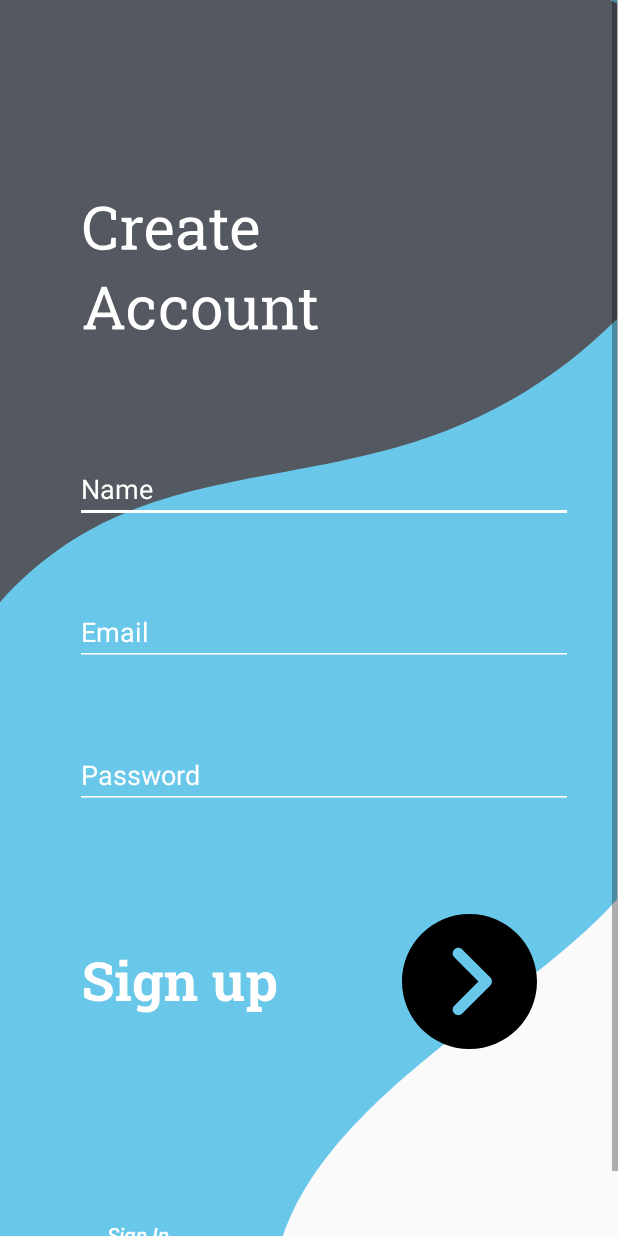
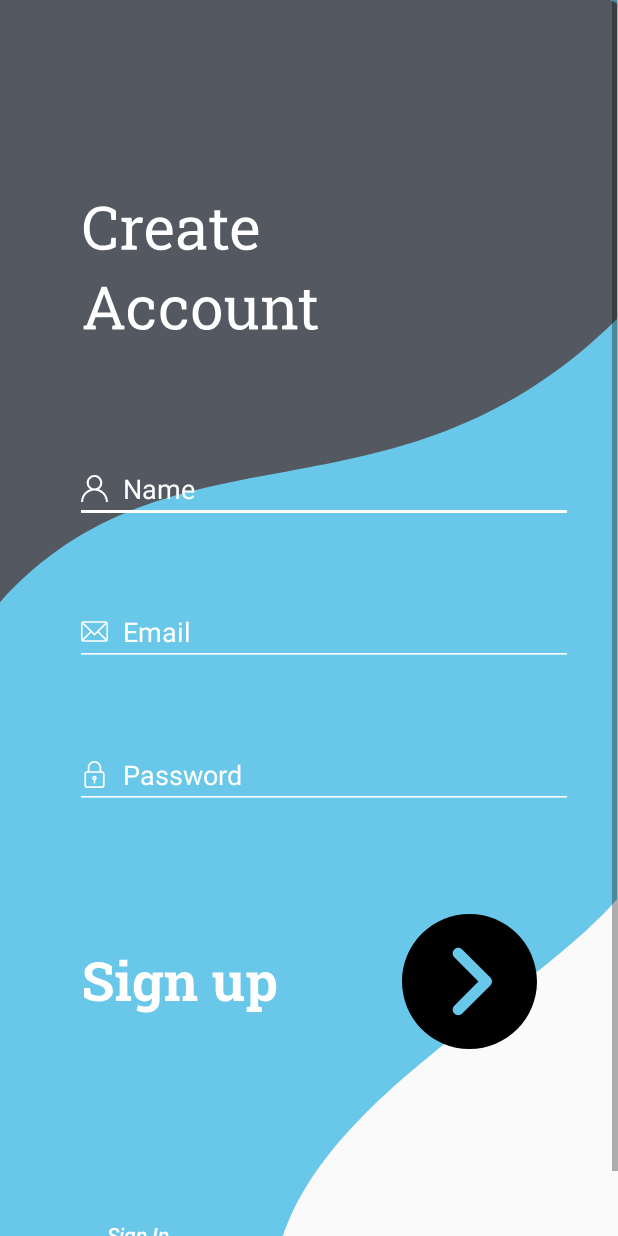
Before and after one commit to Tris1702/Authentication-ver-1, an Android app: the fragment SignUp shown on its own in the app's theme, on a phone screen of 412 x 824 dp. Run offline under Robolectric (Android 15) with nearby library versions, the phone set to English and light mode, and no system bars.

Commit message:
Sep/18/2021

```diff
--- a/app/src/main/java/com/example/authentication/api/ApiService.kt
+++ b/app/src/main/java/com/example/authentication/api/ApiService.kt
@@ -13,7 +13,7 @@ interface ApiService {
             .setDateFormat("yyyy-mm-dd HH:mm:ss")
             .create()
         var apiService: ApiService = Retrofit.Builder()
-            .baseUrl("http://192.168.21.109:3000/")
+            .baseUrl("http://192.168.21.113:3000/")
             .addConverterFactory(GsonConverterFactory.create(gson))
             .build()
             .create(ApiService::class.java)
--- /dev/null
+++ b/app/src/main/res/drawable/ic_email.xml
@@ -0,0 +1,9 @@
+<vector xmlns:android="http://schemas.android.com/apk/res/android"
+    android:width="18dp"
+    android:height="18dp"
+    android:viewportWidth="512"
+    android:viewportHeight="512">
+  <path
+      android:fillColor="#FFFFFF"
+      android:pathData="M467,61H45C20.218,61 0,81.196 0,106v300c0,24.72 20.128,45 45,45h422c24.72,0 45,-20.128 45,-45V106C512,81.28 491.872,61 467,61zM460.786,91L256.954,294.833L51.359,91H460.786zM30,399.788V112.069l144.479,143.24L30,399.788zM51.213,421l144.57,-144.57l50.657,50.222c5.864,5.814 15.327,5.795 21.167,-0.046L317,277.213L460.787,421H51.213zM482,399.787L338.213,256L482,112.212V399.787z"/>
+</vector>
--- /dev/null
+++ b/app/src/main/res/drawable/ic_padlock.xml
@@ -0,0 +1,18 @@
+<vector xmlns:android="http://schemas.android.com/apk/res/android"
+    android:width="18dp"
+    android:height="18dp"
+    android:viewportWidth="24"
+    android:viewportHeight="24">
+  <path
+      android:fillColor="#FFFFFF"
+      android:pathData="m18.75,24h-13.5c-1.24,0 -2.25,-1.009 -2.25,-2.25v-10.5c0,-1.241 1.01,-2.25 2.25,-2.25h13.5c1.24,0 2.25,1.009 2.25,2.25v10.5c0,1.241 -1.01,2.25 -2.25,2.25zM5.25,10.5c-0.413,0 -0.75,0.336 -0.75,0.75v10.5c0,0.414 0.337,0.75 0.75,0.75h13.5c0.413,0 0.75,-0.336 0.75,-0.75v-10.5c0,-0.414 -0.337,-0.75 -0.75,-0.75z"/>
+  <path
+      android:fillColor="#FFFFFF"
+      android:pathData="m17.25,10.5c-0.414,0 -0.75,-0.336 -0.75,-0.75v-3.75c0,-2.481 -2.019,-4.5 -4.5,-4.5s-4.5,2.019 -4.5,4.5v3.75c0,0.414 -0.336,0.75 -0.75,0.75s-0.75,-0.336 -0.75,-0.75v-3.75c0,-3.309 2.691,-6 6,-6s6,2.691 6,6v3.75c0,0.414 -0.336,0.75 -0.75,0.75z"/>
+  <path
+      android:fillColor="#FFFFFF"
+      android:pathData="m12,17c-1.103,0 -2,-0.897 -2,-2s0.897,-2 2,-2 2,0.897 2,2 -0.897,2 -2,2zM12,14.5c-0.275,0 -0.5,0.224 -0.5,0.5s0.225,0.5 0.5,0.5 0.5,-0.224 0.5,-0.5 -0.225,-0.5 -0.5,-0.5z"/>
+  <path
+      android:fillColor="#FFFFFF"
+      android:pathData="m12,20c-0.414,0 -0.75,-0.336 -0.75,-0.75v-2.75c0,-0.414 0.336,-0.75 0.75,-0.75s0.75,0.336 0.75,0.75v2.75c0,0.414 -0.336,0.75 -0.75,0.75z"/>
+</vector>
--- /dev/null
+++ b/app/src/main/res/drawable/ic_user.xml
@@ -0,0 +1,9 @@
+<vector xmlns:android="http://schemas.android.com/apk/res/android"
+    android:width="18dp"
+    android:height="18dp"
+    android:viewportWidth="512"
+    android:viewportHeight="512">
+  <path
+      android:fillColor="#FFFFFF"
+      android:pathData="M437.02,330.98c-27.883,-27.882 -61.071,-48.523 -97.281,-61.018C378.521,243.251 404,198.548 404,148C404,66.393 337.607,0 256,0S108,66.393 108,148c0,50.548 25.479,95.251 64.262,121.962c-36.21,12.495 -69.398,33.136 -97.281,61.018C26.629,379.333 0,443.62 0,512h40c0,-119.103 96.897,-216 216,-216s216,96.897 216,216h40C512,443.62 485.371,379.333 437.02,330.98zM256,256c-59.551,0 -108,-48.448 -108,-108S196.449,40 256,40c59.551,0 108,48.448 108,108S315.551,256 256,256z"/>
+</vector>
--- a/app/src/main/res/layout/fragment_sign_in.xml
+++ b/app/src/main/res/layout/fragment_sign_in.xml
@@ -43,6 +43,9 @@
             app:layout_constraintRight_toRightOf="parent"
             app:layout_constraintTop_toTopOf="parent"
             android:layout_marginTop="435dp"
+            android:drawableStart="@drawable/ic_email"
+            android:drawableTint="@color/black"
+            android:drawablePadding="10dp"
             android:layout_marginRight="@android:dimen/app_icon_size"
             android:layout_marginLeft="@android:dimen/app_icon_size"
             android:hint="Email"
@@ -53,6 +56,9 @@
             android:layout_width="match_parent"
             android:layout_height="wrap_content"
             android:hint="Password"
+            android:drawableStart="@drawable/ic_padlock"
+            android:drawablePadding="10dp"
+            android:drawableTint="@color/black"
             android:layout_marginRight="@android:dimen/app_icon_size"
             android:layout_marginLeft="@android:dimen/app_icon_size"
             android:layout_marginTop="20dp"
--- a/app/src/main/res/layout/fragment_sign_up.xml
+++ b/app/src/main/res/layout/fragment_sign_up.xml
@@ -32,18 +32,23 @@
             app:layout_constraintTop_toTopOf="parent"
             app:layout_constraintLeft_toLeftOf="parent"
             android:id="@+id/edt_name"
+            style="@style/Widget.MaterialComponents.TextInputLayout.OutlinedBox"
             android:layout_width="match_parent"
+            android:drawableStart="@drawable/ic_user"
             android:layout_height="wrap_content"
             android:layout_marginTop="303dp"
             android:layout_marginStart="50dp"
+            android:drawablePadding="10dp"
             android:hint="Name"
             android:textSize="18sp"
+
             android:layout_marginEnd="30dp"
             android:textColorHint="@color/white"
             android:textColor="@color/white"
             android:backgroundTint="@color/white"/>
         <EditText
             android:id="@+id/edt_email"
+            style="@style/Widget.MaterialComponents.TextInputLayout.OutlinedBox"
             android:layout_width="match_parent"
             android:layout_height="wrap_content"
             android:layout_marginTop="50dp"
@@ -51,6 +56,8 @@
             app:layout_constraintTop_toBottomOf="@+id/edt_name"
             app:layout_constraintLeft_toLeftOf="parent"
             android:layout_marginEnd="30dp"
+            android:drawableStart="@drawable/ic_email"
+            android:drawablePadding="10dp"
             android:hint="Email"
             android:textSize="18sp"
             android:textColorHint="@color/white"
@@ -58,6 +65,7 @@
             android:backgroundTint="@color/white"/>
         <EditText
             android:id="@+id/edt_password"
+            style="@style/Widget.MaterialComponents.TextInputLayout.OutlinedBox"
             app:layout_constraintTop_toBottomOf="@+id/edt_email"
             app:layout_constraintLeft_toLeftOf="parent"
             android:layout_width="match_parent"
@@ -65,6 +73,8 @@
             android:layout_marginEnd="30dp"
             android:layout_marginTop="50dp"
             android:layout_marginStart="50dp"
+            android:drawableStart="@drawable/ic_padlock"
+            android:drawablePadding="10dp"
             android:hint="Password"
             android:inputType="textPassword"
             android:textSize="18sp"
--- a/app/src/main/res/values/colors.xml
+++ b/app/src/main/res/values/colors.xml
@@ -7,4 +7,5 @@
     <color name="teal_700">#FF018786</color>
     <color name="black">#FF000000</color>
     <color name="white">#FFFFFFFF</color>
+    <color name="red">#D0463C</color>
 </resources>
```
Also changed, not shown: app/src/main/java/com/example/authentication/fragments/SignIn.kt (+0 -8 lines), app/src/main/java/com/example/authentication/fragments/SignUp.kt (+0 -8 lines).
